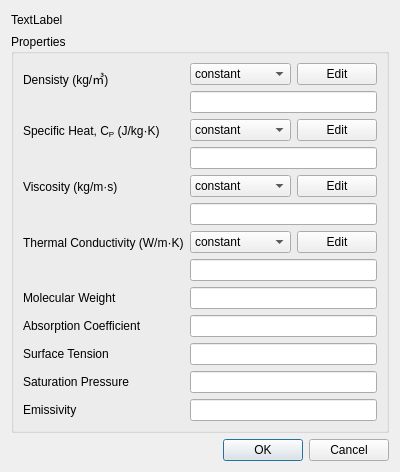
Qt form view/setup/materials/material_dialog.ui (nextfoam/baram) before a commit.
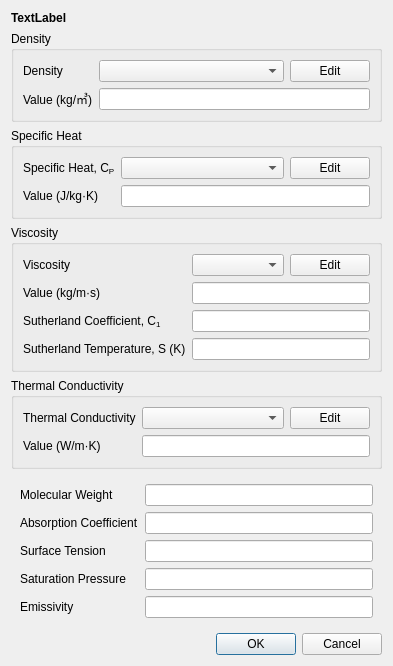
The same form after that commit.

```diff
--- a/view/setup/materials/material_dialog.ui
+++ b/view/setup/materials/material_dialog.ui
@@ -6,50 +6,40 @@
    <rect>
     <x>0</x>
     <y>0</y>
-    <width>400</width>
-    <height>472</height>
+    <width>377</width>
+    <height>654</height>
    </rect>
   </property>
   <property name="windowTitle">
    <string>Dialog</string>
   </property>
-  <layout class="QVBoxLayout" name="verticalLayout_8">
+  <layout class="QVBoxLayout" name="verticalLayout">
    <item>
     <widget class="QLabel" name="material">
+     <property name="font">
+      <font>
+       <bold>true</bold>
+      </font>
+     </property>
      <property name="text">
       <string>TextLabel</string>
      </property>
     </widget>
    </item>
    <item>
-    <widget class="QGroupBox" name="propertiesGroup">
+    <widget class="QGroupBox" name="groupBox">
      <property name="title">
-      <string>Properties</string>
+      <string>Density</string>
      </property>
      <layout class="QFormLayout" name="formLayout">
       <item row="0" column="0">
        <widget class="QLabel" name="label_2">
         <property name="text">
-         <string>Densisty (kg/㎥)</string>
+         <string>Density</string>
         </property>
        </widget>
       </item>
       <item row="0" column="1">
-       <widget class="QWidget" name="widget" native="true">
-        <layout class="QVBoxLayout" name="verticalLayout">
-         <property name="leftMargin">
-          <number>0</number>
-         </property>
-         <property name="topMargin">
-          <number>0</number>
-         </property>
-         <property name="rightMargin">
-          <number>0</number>
-         </property>
-         <property name="bottomMargin">
-          <number>0</number>
-         </property>
-         <item>
           <widget class="QWidget" name="widget_2" native="true">
            <layout class="QHBoxLayout" name="horizontalLayout">
             <property name="leftMargin">
@@ -72,16 +62,6 @@
                 <verstretch>0</verstretch>
                </sizepolicy>
               </property>
-              <item>
-               <property name="text">
-                <string>constant</string>
-               </property>
-              </item>
-              <item>
-               <property name="text">
-                <string>perfect gas</string>
-               </property>
-              </item>
              </widget>
             </item>
             <item>
@@ -100,35 +80,33 @@
            </layout>
           </widget>
          </item>
-         <item>
+      <item row="1" column="0">
+       <widget class="QLabel" name="label_4">
+        <property name="text">
+         <string>Value (kg/㎥)</string>
+        </property>
+       </widget>
+      </item>
+      <item row="1" column="1">
           <widget class="QLineEdit" name="constantDensity"/>
          </item>
         </layout>
        </widget>
       </item>
-      <item row="1" column="0">
+   <item>
+    <widget class="QGroupBox" name="groupBox_2">
+     <property name="title">
+      <string>Specific Heat</string>
+     </property>
+     <layout class="QFormLayout" name="formLayout_3">
+      <item row="0" column="0">
        <widget class="QLabel" name="label_3">
         <property name="text">
-         <string>Specific Heat, C&lt;sub&gt;P&lt;/sub&gt; (J/kg·K)</string>
+         <string>&lt;html&gt;&lt;head/&gt;&lt;body&gt;&lt;p&gt;Specific Heat, C&lt;span style=&quot; vertical-align:sub;&quot;&gt;P&lt;/span&gt;&lt;/p&gt;&lt;/body&gt;&lt;/html&gt;</string>
         </property>
        </widget>
       </item>
-      <item row="1" column="1">
-       <widget class="QWidget" name="widget_3" native="true">
-        <layout class="QVBoxLayout" name="verticalLayout_5">
-         <property name="leftMargin">
-          <number>0</number>
-         </property>
-         <property name="topMargin">
-          <number>0</number>
-         </property>
-         <property name="rightMargin">
-          <number>0</number>
-         </property>
-         <property name="bottomMargin">
-          <number>0</number>
-         </property>
-         <item>
+      <item row="0" column="1">
           <widget class="QWidget" name="widget_7" native="true">
            <layout class="QHBoxLayout" name="horizontalLayout_5">
             <property name="leftMargin">
@@ -151,16 +129,6 @@
                 <verstretch>0</verstretch>
                </sizepolicy>
               </property>
-              <item>
-               <property name="text">
-                <string>constant</string>
-               </property>
-              </item>
-              <item>
-               <property name="text">
-                <string>polynomial</string>
-               </property>
-              </item>
              </widget>
             </item>
             <item>
@@ -179,35 +147,33 @@
            </layout>
           </widget>
          </item>
-         <item>
+      <item row="1" column="0">
+       <widget class="QLabel" name="label_5">
+        <property name="text">
+         <string>&lt;html&gt;&lt;head/&gt;&lt;body&gt;&lt;p&gt;Value (J/kg·K)&lt;/p&gt;&lt;/body&gt;&lt;/html&gt;</string>
+        </property>
+       </widget>
+      </item>
+      <item row="1" column="1">
           <widget class="QLineEdit" name="constantSpecificHeat"/>
          </item>
         </layout>
        </widget>
       </item>
-      <item row="2" column="0">
+   <item>
+    <widget class="QGroupBox" name="viscosityGroup">
+     <property name="title">
+      <string>Viscosity</string>
+     </property>
+     <layout class="QFormLayout" name="formLayout_4">
+      <item row="0" column="0">
        <widget class="QLabel" name="visocosityLabel">
         <property name="text">
-         <string>Viscosity (kg/m·s)</string>
+         <string>Viscosity</string>
         </property>
        </widget>
       </item>
-      <item row="2" column="1">
-       <widget class="QWidget" name="viscosityFields" native="true">
-        <layout class="QVBoxLayout" name="verticalLayout_6">
-         <property name="leftMargin">
-          <number>0</number>
-         </property>
-         <property name="topMargin">
-          <number>0</number>
-         </property>
-         <property name="rightMargin">
-          <number>0</number>
-         </property>
-         <property name="bottomMargin">
-          <number>0</number>
-         </property>
-         <item>
+      <item row="0" column="1">
           <widget class="QWidget" name="widget_9" native="true">
            <layout class="QHBoxLayout" name="horizontalLayout_6">
             <property name="leftMargin">
@@ -230,21 +196,12 @@
                 <verstretch>0</verstretch>
                </sizepolicy>
               </property>
-              <item>
-               <property name="text">
-                <string>constant</string>
-               </property>
-              </item>
-              <item>
-               <property name="text">
-                <string>sutherland</string>
-               </property>
-              </item>
-              <item>
-               <property name="text">
-                <string>polynomial</string>
-               </property>
-              </item>
+           <property name="minimumSize">
+            <size>
+             <width>92</width>
+             <height>0</height>
+            </size>
+           </property>
              </widget>
             </item>
             <item>
@@ -263,35 +220,53 @@
            </layout>
           </widget>
          </item>
-         <item>
+      <item row="1" column="0">
+       <widget class="QLabel" name="visocosityLabel_2">
+        <property name="text">
+         <string>Value (kg/m·s)</string>
+        </property>
+       </widget>
+      </item>
+      <item row="1" column="1">
           <widget class="QLineEdit" name="constantViscosity"/>
          </item>
-        </layout>
+      <item row="2" column="0">
+       <widget class="QLabel" name="label">
+        <property name="text">
+         <string>Sutherland Coefficient, C&lt;sub&gt;1&lt;/sub&gt;</string>
+        </property>
        </widget>
       </item>
+      <item row="2" column="1">
+       <widget class="QLineEdit" name="sutherlandCoefficient"/>
+      </item>
       <item row="3" column="0">
+       <widget class="QLabel" name="label_6">
+        <property name="text">
+         <string>Sutherland Temperature, S (K)</string>
+        </property>
+       </widget>
+      </item>
+      <item row="3" column="1">
+       <widget class="QLineEdit" name="sutherlandTemperature"/>
+      </item>
+     </layout>
+    </widget>
+   </item>
+   <item>
+    <widget class="QGroupBox" name="groupBox_4">
+     <property name="title">
+      <string>Thermal Conductivity</string>
+     </property>
+     <layout class="QFormLayout" name="formLayout_5">
+      <item row="0" column="0">
        <widget class="QLabel" name="thremalConductivityLabel">
         <property name="text">
-         <string>Thermal Conductivity (W/m·K)</string>
+         <string>Thermal Conductivity</string>
         </property>
        </widget>
       </item>
-      <item row="3" column="1">
-       <widget class="QWidget" name="thermalConductivityFields" native="true">
-        <layout class="QVBoxLayout" name="verticalLayout_7">
-         <property name="leftMargin">
-          <number>0</number>
-         </property>
-         <property name="topMargin">
-          <number>0</number>
-         </property>
-         <property name="rightMargin">
-          <number>0</number>
-         </property>
-         <property name="bottomMargin">
-          <number>0</number>
-         </property>
-         <item>
+      <item row="0" column="1">
           <widget class="QWidget" name="widget_11" native="true">
            <layout class="QHBoxLayout" name="horizontalLayout_7">
             <property name="leftMargin">
@@ -314,16 +289,6 @@
                 <verstretch>0</verstretch>
                </sizepolicy>
               </property>
-              <item>
-               <property name="text">
-                <string>constant</string>
-               </property>
-              </item>
-              <item>
-               <property name="text">
-                <string>polynomial</string>
-               </property>
-              </item>
              </widget>
             </item>
             <item>
@@ -342,60 +307,70 @@
            </layout>
           </widget>
          </item>
-         <item>
+      <item row="1" column="0">
+       <widget class="QLabel" name="thremalConductivityLabel_2">
+        <property name="text">
+         <string>Value (W/m·K)</string>
+        </property>
+       </widget>
+      </item>
+      <item row="1" column="1">
           <widget class="QLineEdit" name="constantThermalConductivity"/>
          </item>
         </layout>
        </widget>
       </item>
-      <item row="4" column="0">
+   <item>
+    <widget class="QWidget" name="widget" native="true">
+     <layout class="QFormLayout" name="formLayout_2">
+      <item row="0" column="0">
        <widget class="QLabel" name="molecularWeightLabel">
         <property name="text">
          <string>Molecular Weight</string>
         </property>
        </widget>
       </item>
-      <item row="4" column="1">
+      <item row="0" column="1">
        <widget class="QLineEdit" name="molecularWeight"/>
       </item>
-      <item row="5" column="0">
+      <item row="1" column="0">
        <widget class="QLabel" name="absorptionCoefficientLabel">
         <property name="text">
          <string>Absorption Coefficient</string>
         </property>
        </widget>
       </item>
-      <item row="5" column="1">
+      <item row="1" column="1">
        <widget class="QLineEdit" name="absorptionCoefficient"/>
       </item>
-      <item row="6" column="0">
+      <item row="2" column="0">
        <widget class="QLabel" name="surfaceTensionLabel">
         <property name="text">
          <string>Surface Tension</string>
         </property>
        </widget>
       </item>
-      <item row="6" column="1">
+      <item row="2" column="1">
        <widget class="QLineEdit" name="surfaceTension"/>
       </item>
-      <item row="7" column="0">
+      <item row="3" column="0">
        <widget class="QLabel" name="saturationPressureLabel">
         <property name="text">
          <string>Saturation Pressure</string>
         </property>
        </widget>
       </item>
-      <item row="7" column="1">
+      <item row="3" column="1">
        <widget class="QLineEdit" name="saturationPressure"/>
       </item>
-      <item row="8" column="0">
+      <item row="4" column="0">
        <widget class="QLabel" name="emissivityLabel">
         <property name="text">
          <string>Emissivity</string>
         </property>
        </widget>
       </item>
-      <item row="8" column="1">
+      <item row="4" column="1">
        <widget class="QLineEdit" name="emissivity"/>
       </item>
      </layout>
```
Left out of the diff: 2 changed lines with no effect on the pictures. Lines whose indentation alone changed are shown as unchanged.
